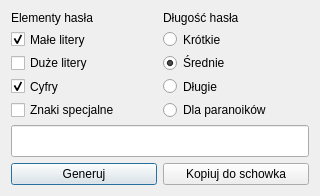
Before: the Qt Designer form generatorwindow.ui in ogendogen/qt_passwords_manager, drawn with Qt 5.
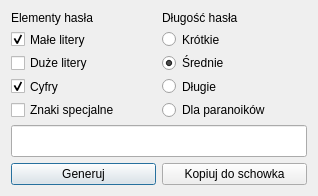
After: the same form once the commit is applied.

```diff
--- a/generatorwindow.ui
+++ b/generatorwindow.ui
@@ -9,7 +9,7 @@
    <rect>
     <x>0</x>
     <y>0</y>
-    <width>320</width>
+    <width>318</width>
     <height>196</height>
    </rect>
   </property>
```
Left out of the diff: 14 changed lines with no effect on the pictures.
